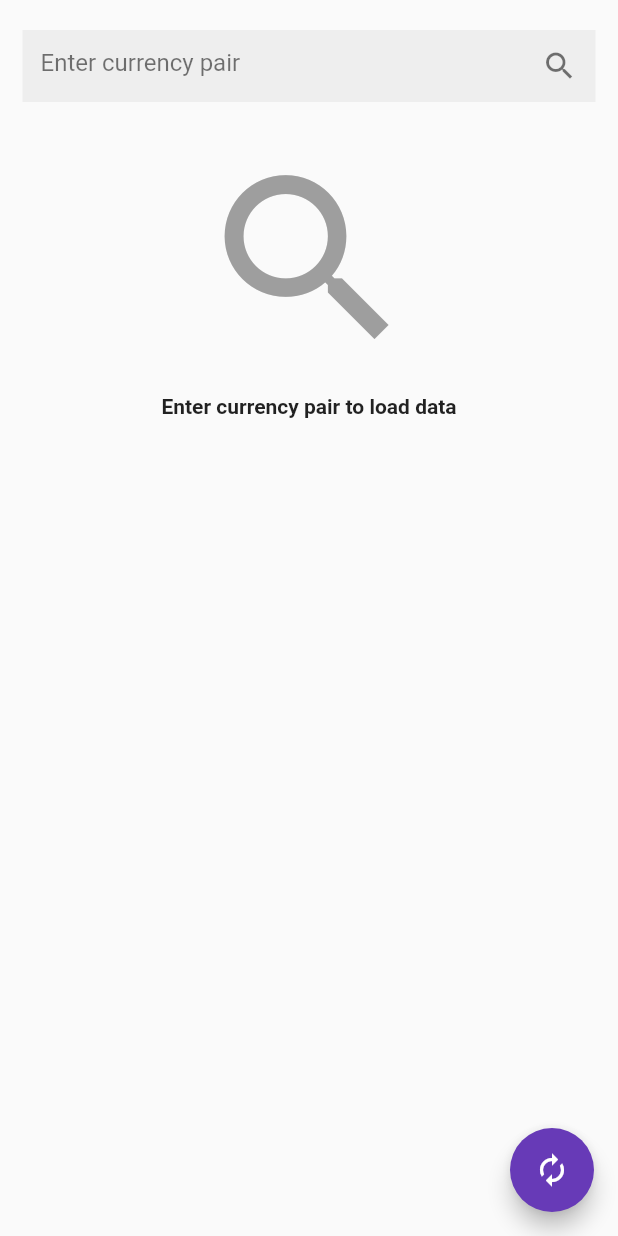
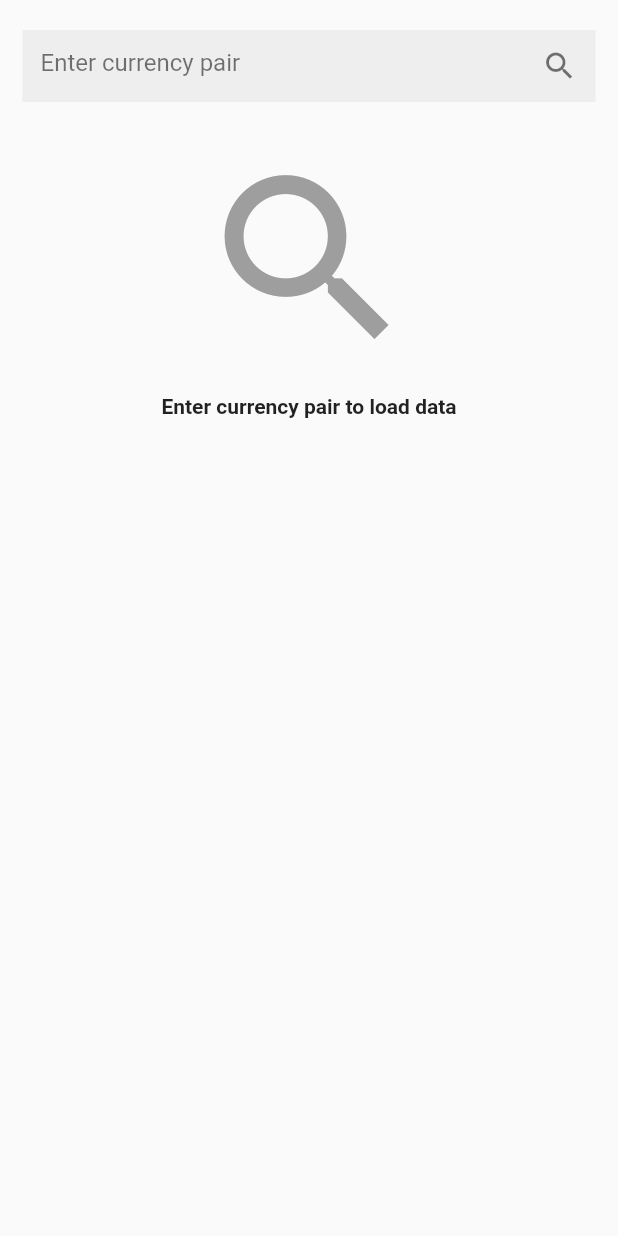
Before and after one commit to subaharan/currencyTest, a Flutter app: the screen it shows after launch, on a phone screen of 412 x 824 dp. Run offline on Flutter 3.47's test engine with Material 2 defaults, Android fonts, the phone set to English and light mode, and no system bars; our stand-ins replace bloc, equatable, flutter_bloc, fluttertoast, rxdart; missing offline and left inert: skeleton_loader; Roboto replaces fonts that are missing (ProximaNova).

Commit message:
issue fixed

```diff
--- a/lib/views/home_page.dart
+++ b/lib/views/home_page.dart
@@ -5,14 +5,11 @@ import 'package:flutter_currency/bloc/orderbook_bloc/orderbook_event.dart';
 import 'package:flutter_currency/bloc/search_bloc/search_bloc.dart';
 import 'package:flutter_currency/bloc/search_bloc/search_event.dart';
 import 'package:flutter_currency/bloc/search_bloc/search_state.dart';
-
-import 'package:flutter_currency/common/app_colors.dart';
 import 'package:flutter_currency/common/strings.dart';
 import 'package:flutter_currency/common/util.dart';
 import 'package:flutter_currency/data/local_data.dart';
 import 'package:flutter_currency/widgets/currency_loading.dart';
 import 'package:flutter_currency/widgets/initial_search_widget.dart';
-import 'package:skeleton_loader/skeleton_loader.dart';
 
 import 'order_book.dart';
 
@@ -24,6 +21,7 @@ class MyHomePage extends StatefulWidget {
 }
 
 OrderBookBloc _orderBookBloc;
+// bool searchCalled = false;
 class _MyHomePageState extends State<MyHomePage> {
 
   @override
@@ -36,6 +34,7 @@ class _MyHomePageState extends State<MyHomePage> {
   @override
   Widget build(BuildContext context) {
     return Scaffold(
+      resizeToAvoidBottomPadding: false,
       body: SafeArea(
         child: Column(
           children: <Widget>[
@@ -52,20 +51,28 @@ class _MyHomePageState extends State<MyHomePage> {
           ],
         ),
       ),
-      floatingActionButton: FloatingActionButton(
+
+      floatingActionButton: BlocBuilder<SearchBloc, SearchState>(
+        builder: (context, state) {
+          if (state is SearchStateSuccess) {
+            return FloatingActionButton(
               onPressed:(){
-          // _orderBookBloc.add(GetOrderBook(searchString: _textController.text));
                 _orderBookBloc.add(ClearOrderBook());
-          _searchBloc.add(
-            TextSearched(searchString: _textController.text),
-          );
+
+                _searchBloc.add(TextSearched(searchString: _textController.text),);
               },
               tooltip: 'refresh',
               child: Icon(
                 Icons.autorenew,
                 color: Colors.white,
               ),
-      ), // This trailing comma makes auto-formatting nicer for build methods.
+            );
+          }else{
+            return new Container();
+          }
+          return const Text('');
+        },
+      ) , // This trailing comma makes auto-formatting nicer for build methods.
     );
   }
 
```
Lines whose indentation alone changed are shown as unchanged.
